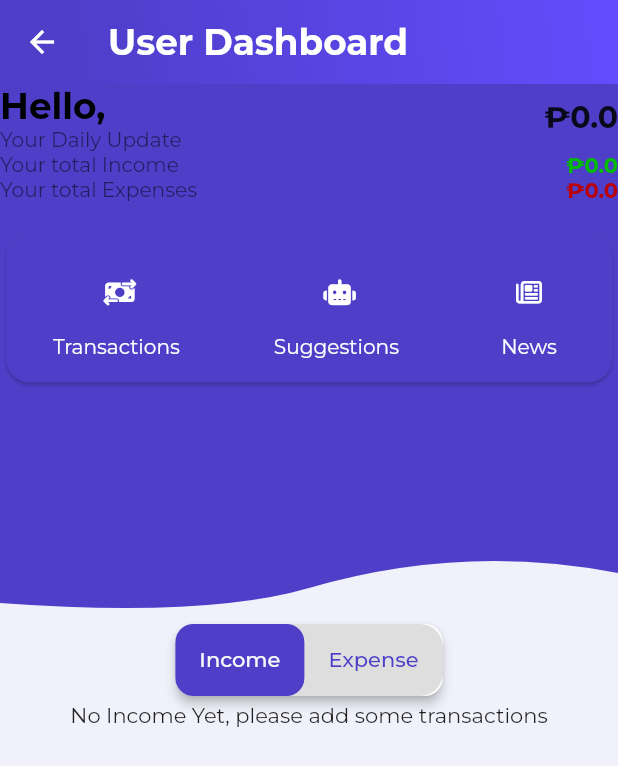
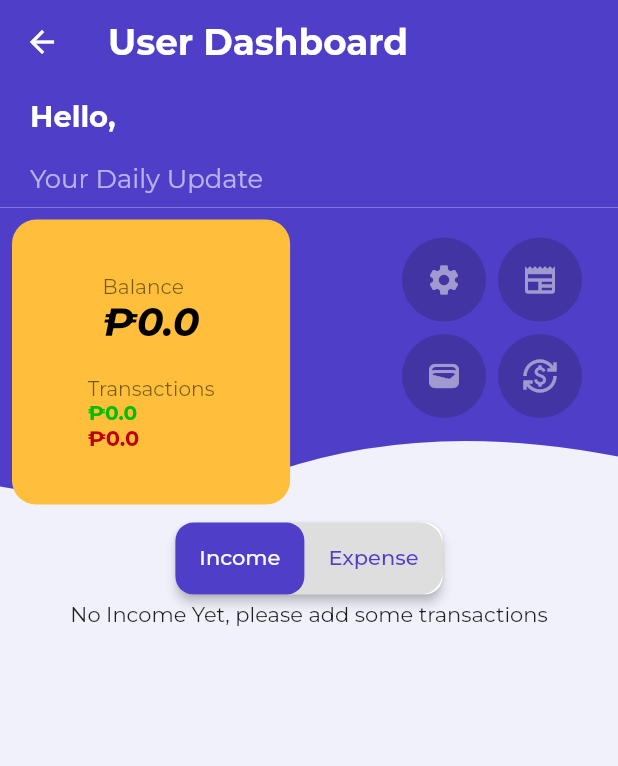
Before and after one commit to zafajardo9/BudgetBud, a Flutter app: the DashboardPage screen opened directly, on a phone screen of 412 x 824 dp. Shown: the top 766 px of the screen. Run offline on Flutter 3.47's test engine with Material 2 defaults, Android fonts, the phone set to English and light mode, and no system bars; our stand-ins replace awesome_snackbar_content, camera, cloud_firestore, connectivity_plus, firebase_auth, firebase_core and 17 more; missing offline and left inert: google_mlkit_text_recognition, honey; accounts and stored records are empty; project files that could hold a hidden picture were left out.

Commit message:
UI changes

```diff
--- /dev/null
+++ b/lib/components/btn_icon_circle.dart
@@ -0,0 +1,34 @@
+import 'package:budget_bud/misc/colors.dart';
+import 'package:flutter/material.dart';
+import 'package:responsive_sizer/responsive_sizer.dart';
+
+class IconButtonCircle extends StatelessWidget {
+  final VoidCallback? onPressed;
+  final Icon icon;
+
+  const IconButtonCircle({
+    Key? key,
+    this.onPressed,
+    required this.icon,
+  }) : super(key: key);
+
+  @override
+  Widget build(BuildContext context) {
+    return ElevatedButton(
+      onPressed: onPressed,
+      style: ElevatedButton.styleFrom(
+        shape: CircleBorder(),
+        padding: EdgeInsets.all(16),
+        primary: AppColors.blackBtn
+            .withOpacity(0.2), // Set the desired opacity background color
+        elevation: 0, // Remove the shadow by setting the elevation to 0
+      ),
+      child: Icon(
+        icon.icon,
+        size: icon.size,
+        color: Colors.white
+            .withOpacity(0.5), // Set the desired opacity color for the icon
+      ),
+    );
+  }
+}
--- a/lib/main.dart
+++ b/lib/main.dart
@@ -20,9 +20,9 @@ List<CameraDescription> cameras = [];
 const kIsHoney = bool.fromEnvironment('HONEY');
 
 Future<void> main() async {
-  if (kIsHoney) {
-    HoneyWidgetsBinding.ensureInitialized();
-  }
+  // if (kIsHoney) {
+  //   HoneyWidgetsBinding.ensureInitialized();
+  // }
 
   // Check for internet connectivity before running the app
   WidgetsFlutterBinding.ensureInitialized();
--- a/lib/misc/colors.dart
+++ b/lib/misc/colors.dart
@@ -32,9 +32,10 @@ class AppColors {
   //background white
   static final Color backgroundWhite = Color(0xFFf9f9f9);
 //other colors
-  static final Color onBoardingColorButton = Color(0xFF101010);
+  static final Color onBoardingColorButton = Color(0xFF4E3EC8);
   static final Color deleteButton = Color(0xFFBD0000);
   static final Color updateButton = Color(0xFF00BD03);
+  static final Color blackBtn = Color(0xFF101010);
 }
 
 MaterialColor buildMaterialColor(Color color) {
--- a/lib/misc/txtStyles.dart
+++ b/lib/misc/txtStyles.dart
@@ -112,6 +112,36 @@ abstract class ThemeText {
     fontStyle: FontStyle.italic,
     fontSize: 15.sp,
   );
+
+  //DASHBOARDDD=====================================================
+  static TextStyle dashboardDetailsHeader = TextStyle(
+    color: Colors.white,
+    fontSize: 18.sp,
+    fontWeight: FontWeight.bold,
+  );
+
+  static TextStyle dashboardDetailsSubHeader = TextStyle(
+    color: Colors.white60,
+    fontSize: 17.sp,
+  );
+
+  static TextStyle dashboardNumberLarge = TextStyle(
+      color: Colors.black,
+      fontStyle: FontStyle.italic,
+      fontSize: 21.sp,
+      fontWeight: FontWeight.bold);
+
+  static TextStyle dashboardNumberSmall = TextStyle(
+      color: Colors.black,
+      fontStyle: FontStyle.italic,
+      fontSize: 13.sp,
+      fontWeight: FontWeight.bold);
+
+  static TextStyle dashboardNumberMedium = TextStyle(
+      color: Colors.black,
+      fontStyle: FontStyle.italic,
+      fontSize: 15.sp,
+      fontWeight: FontWeight.bold);
 }
 
 //NOT THE BEST WAY TO CODE
--- a/lib/pages/dashboard_page/dashboard_page.dart
+++ b/lib/pages/dashboard_page/dashboard_page.dart
@@ -1,6 +1,7 @@
 import 'package:budget_bud/data/income_data.dart';
 import 'package:budget_bud/misc/colors.dart';
 import 'package:budget_bud/misc/txtStyles.dart';
+import 'package:budget_bud/misc/widgetSize.dart';
 import 'package:cloud_firestore/cloud_firestore.dart';
 import 'package:firebase_auth/firebase_auth.dart';
 import 'package:flutter/material.dart';
@@ -8,9 +9,11 @@ import 'package:flutter_custom_clippers/flutter_custom_clippers.dart';
 import 'package:font_awesome_flutter/font_awesome_flutter.dart';
 import 'package:responsive_sizer/responsive_sizer.dart';
 
+import '../../components/btn_icon_circle.dart';
 import '../../components/btn_icons_text.dart';
 import '../../data/expense_data.dart';
 import '../../data/transaction_data_summary.dart';
+import '../../misc/custom_clipper/custom_clipper.dart';
 import 'dashboard_tabs/dashboard_expense_tab.dart';
 import 'dashboard_tabs/dashboard_income_tab.dart';
 
@@ -95,19 +98,6 @@ class _DashboardPageState extends State<DashboardPage>
     return Scaffold(
       appBar: AppBar(
         elevation: 0,
-        flexibleSpace: Container(
-          decoration: BoxDecoration(
-            gradient: LinearGradient(
-              colors: [AppColors.mainColorOne, AppColors.mainColorOneSecondary],
-              stops: [
-                0.1,
-                1,
-              ],
-              begin: Alignment.bottomLeft,
-              end: Alignment.topRight,
-            ),
-          ),
-        ),
         title: Text(
           'User Dashboard',
           style: ThemeText.appBarTitle,
@@ -115,44 +105,119 @@ class _DashboardPageState extends State<DashboardPage>
       ),
       body: Column(
         children: [
-          Expanded(
-            child: ClipPath(
-              clipper: WaveClipperOne(),
+          Container(
+            width: Adaptive.w(100),
+            height: Adaptive.h(10),
+            color: AppColors.mainColorOne,
+            child: Padding(
+              padding: const EdgeInsets.symmetric(horizontal: 20),
+              child: Column(
+                crossAxisAlignment: CrossAxisAlignment.start,
+                mainAxisAlignment: MainAxisAlignment.spaceAround,
+                children: [
+                  Text(
+                    'Hello, ${userName ?? ''}',
+                    style: ThemeText.dashboardDetailsHeader,
+                  ),
+                  Text(
+                    'Your Daily Update',
+                    style: ThemeText.dashboardDetailsSubHeader,
+                  )
+                ],
+              ),
+            ),
+          ),
+          Container(
+            width: Adaptive.w(100),
+            height: Adaptive.h(25),
+            child: Stack(
+              children: [
+                ClipPath(
+                  clipper: WaveClipperTwo(),
                   child: Container(
                     color: AppColors.mainColorOne,
+                  ),
+                ),
+                Positioned(
+                  top: 0,
+                  right: 0,
+                  child: Card(
+                    elevation: 0,
+                    color: Colors.transparent,
+                    child: Padding(
+                      padding: const EdgeInsets.all(16),
                       child: Column(
+                        mainAxisAlignment: MainAxisAlignment.spaceAround,
                         children: [
                           Row(
-                      mainAxisAlignment: MainAxisAlignment.spaceBetween,
+                            children: [
+                              IconButtonCircle(
+                                onPressed: () {},
+                                icon: Icon(Icons.settings),
+                              ),
+                              IconButtonCircle(
+                                onPressed: () {},
+                                icon: Icon(Icons.newspaper),
+                              ),
+                            ],
+                          ),
+                          addVerticalSpace(1),
+                          Row(
+                            children: [
+                              IconButtonCircle(
+                                onPressed: () {},
+                                icon: Icon(Icons.wallet),
+                              ),
+                              IconButtonCircle(
+                                onPressed: () {},
+                                icon: Icon(Icons.currency_exchange),
+                              ),
+                            ],
+                          ),
+                        ],
+                      ),
+                    ),
+                  ),
+                ),
+                Positioned(
+                  top: 0,
+                  left: 0,
+                  bottom: 0,
+                  child: Padding(
+                    padding: const EdgeInsets.all(8.0),
+                    child: Container(
+                      width: Adaptive.w(45),
+                      decoration: BoxDecoration(
+                        color: AppColors.mainColorTwo,
+                        borderRadius: BorderRadius.circular(16.0),
+                      ),
+                      child: Padding(
+                        padding:
+                            EdgeInsets.symmetric(horizontal: 20, vertical: 16),
+                        child: Column(
+                          mainAxisAlignment: MainAxisAlignment.spaceEvenly,
+                          crossAxisAlignment: CrossAxisAlignment.center,
                           children: [
                             Column(
                               crossAxisAlignment: CrossAxisAlignment.start,
+                              mainAxisAlignment: MainAxisAlignment.spaceBetween,
                               children: [
                                 Text(
-                              'Hello, ${userName ?? ''}',
-                              style: ThemeText.headerAuth,
+                                  'Balance',
+                                  style: ThemeText.paragraph54,
                                 ),
                                 Text(
-                              'Your Daily Update',
-                              style: ThemeText.paragraph54,
+                                  '₱$balance',
+                                  style: ThemeText.dashboardNumberLarge,
                                 ),
                               ],
                             ),
-                        SizedBox(height: 8),
-                        Text(
-                          '₱$balance',
-                          style: TextStyle(
-                            fontSize: 20,
-                            fontWeight: FontWeight.bold,
-                          ),
-                        ),
-                      ],
-                    ),
-                    Row(
+                            Column(
+                              crossAxisAlignment: CrossAxisAlignment.start,
                               mainAxisAlignment: MainAxisAlignment.spaceBetween,
                               children: [
                                 Text(
-                          'Your total Income',
+                                  'Transactions',
                                   style: ThemeText.paragraph54,
                                 ),
                                 Text(
@@ -160,16 +225,8 @@ class _DashboardPageState extends State<DashboardPage>
                                   style: TextStyle(
                                     fontWeight: FontWeight.bold,
                                     color: AppColors.updateButton,
+                                    fontSize: 15.sp,
                                   ),
-                        )
-                      ],
-                    ),
-                    Row(
-                      mainAxisAlignment: MainAxisAlignment.spaceBetween,
-                      children: [
-                        Text(
-                          'Your total Expenses',
-                          style: ThemeText.paragraph54,
                                 ),
                                 Text(
                                   '₱$totalExpense',
@@ -179,60 +236,14 @@ class _DashboardPageState extends State<DashboardPage>
                                   ),
                                 )
                               ],
-                    ),
-                    SizedBox(height: 16),
-                    Card(
-                      color: AppColors.mainColorOne,
-                      shape: RoundedRectangleBorder(
-                        borderRadius: BorderRadius.circular(16.0),
-                      ),
-                      child: Padding(
-                        padding: EdgeInsets.symmetric(vertical: 16.0),
-                        child: Row(
-                          mainAxisAlignment: MainAxisAlignment.spaceAround,
-                          children: [
-                            IconButtonWithText(
-                              onPressed: () {
-                                // Button 1 action
-                              },
-                              icon: Icon(
-                                FontAwesomeIcons.moneyBillTransfer,
-                                size: 17.sp,
-                              ),
-                              label: 'Transactions',
-                            ),
-                            IconButtonWithText(
-                              onPressed: () {
-                                // Button 1 action
-                              },
-                              icon: Icon(
-                                FontAwesomeIcons.robot,
-                                size: 17.sp,
-                              ),
-                              label: 'Suggestions',
-                            ),
-                            IconButtonWithText(
-                              onPressed: () {
-                                // Navigator.push(
-                                //   context,
-                                //   MaterialPageRoute(
-                                //     builder: (context) => HeatMapCalendarExample(),
-                                //   ),
-                                // );
-                              },
-                              icon: Icon(
-                                FontAwesomeIcons.newspaper,
-                                size: 17.sp,
-                              ),
-                              label: 'News',
-                            ),
+                            )
                           ],
                         ),
                       ),
                     ),
-                  ],
                   ),
                 ),
+              ],
             ),
           ),
           //---------HEADER DASHBOARD-------
```
Also changed, not shown: lib/misc/custom_clipper/custom_clipper.dart (+45 -47 lines), fonts/Montserrat-Regular.ttf (deleted), pubspec.lock. Lines whose indentation alone changed are shown as unchanged.
